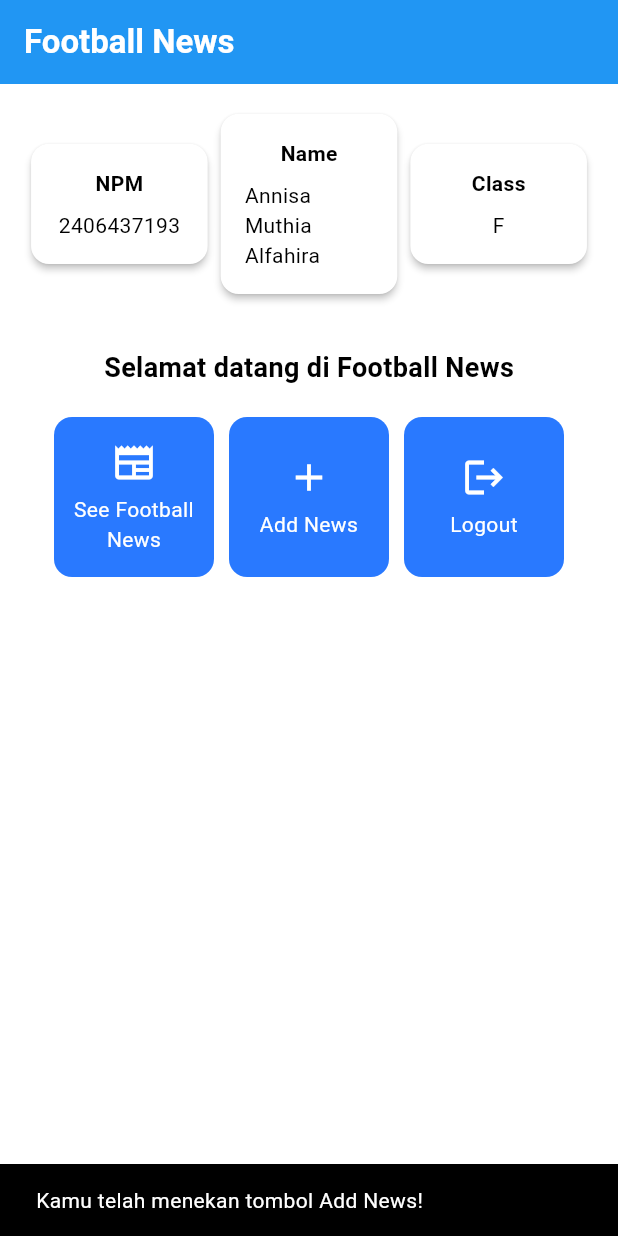
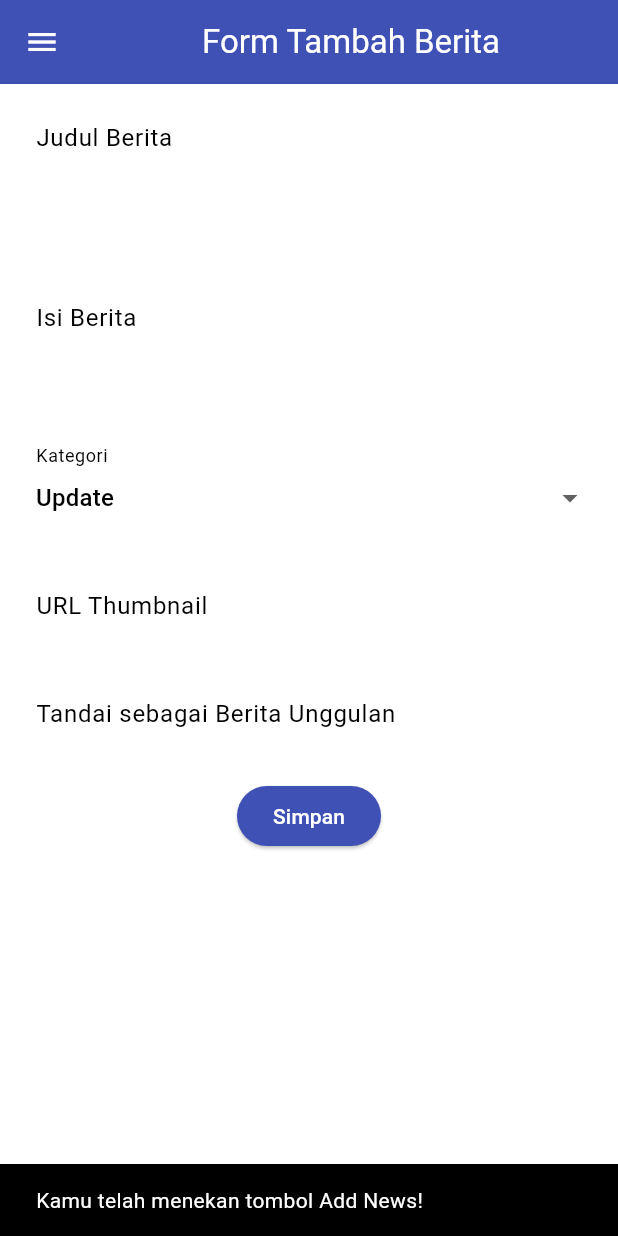
Before and after one commit to annisalfahira/football-news-mobile, a Flutter app: the screen it shows after launch, after a tap on "Add News", on a phone screen of 412 x 824 dp. Run offline on Flutter 3.47's test engine with Material 3 defaults, Android fonts, the phone set to English and light mode, and no system bars.

Commit message:
tutorial 7

```diff
--- a/lib/main.dart
+++ b/lib/main.dart
@@ -1,5 +1,5 @@
 import 'package:flutter/material.dart';
-import 'package:football_news/menu.dart';
+import 'package:football_news/screens/menu.dart';
 
 void main() {
   runApp(const MyApp());
--- a/lib/menu.dart
+++ b/lib/screens/menu.dart
@@ -1,4 +1,6 @@
 import 'package:flutter/material.dart';
+import 'package:football_news/widgets/left_drawer.dart';
+import 'package:football_news/screens/newslist_form.dart';
 
 class MyHomePage extends StatelessWidget {
     MyHomePage({super.key}); //sudah ada pada code sebelumnya
@@ -30,6 +32,7 @@ class MyHomePage extends StatelessWidget {
         // Warna latar belakang AppBar diambil dari skema warna tema aplikasi.
         backgroundColor: Theme.of(context).colorScheme.primary,
       ),
+      drawer: const LeftDrawer(), // Pastikan LeftDrawer memiliki const
       // Body halaman dengan padding di sekelilingnya.
       body: Padding(
         padding: const EdgeInsets.all(16.0),
@@ -157,6 +160,16 @@ class ItemCard extends StatelessWidget {
             ..showSnackBar(
               SnackBar(content: Text("Kamu telah menekan tombol ${item.name}!"))
             );
+
+          // Navigate ke route yang sesuai
+          if (item.name == "Add News") { // Logika navigasi untuk tombol "Add News"
+              Navigator.push(
+                context,
+                MaterialPageRoute(
+                  builder: (context) => const NewsFormPage(),
+                ),
+              );
+          }
         },
         // Container untuk menyimpan Icon dan Text
         child: Container(
--- /dev/null
+++ b/lib/screens/newslist_form.dart
@@ -0,0 +1,222 @@
+import 'package:flutter/material.dart';
+// TODO: Impor drawer yang sudah dibuat sebelumnya
+import 'package:football_news/widgets/left_drawer.dart';
+
+class NewsFormPage extends StatefulWidget {
+    const NewsFormPage({super.key});
+
+    @override
+    State<NewsFormPage> createState() => _NewsFormPageState();
+}
+
+class _NewsFormPageState extends State<NewsFormPage> {
+    // 1. Buat _formKey dan variabel state
+    final _formKey = GlobalKey<FormState>();
+    String _title = "";
+    String _content = "";
+    String _category = "update"; // default
+    String _thumbnail = "";
+    bool _isFeatured = false; // default
+
+    final List<String> _categories = [
+        'transfer',
+        'update',
+        'exclusive',
+        'match',
+        'rumor',
+        'analysis',
+    ];
+
+    @override
+    Widget build(BuildContext context) {
+        return Scaffold(
+            appBar: AppBar(
+                title: const Center(
+                    child: Text(
+                        'Form Tambah Berita',
+                    ),
+                ),
+                backgroundColor: Colors.indigo,
+                foregroundColor: Colors.white,
+            ),
+            drawer: const LeftDrawer(),
+            body: Form(
+                key: _formKey, // 2. Tambahkan _formKey ke widget Form
+                child: SingleChildScrollView(
+                    child: Column(
+                        crossAxisAlignment: CrossAxisAlignment.start, // Atur alignment
+                        children: [
+                            // === Title (Judul Berita) ===
+                            Padding(
+                                padding: const EdgeInsets.all(8.0),
+                                child: TextFormField(
+                                    decoration: InputDecoration(
+                                        hintText: "Judul Berita",
+                                        labelText: "Judul Berita",
+                                        border: OutlineInputBorder(
+                                            borderRadius: BorderRadius.circular(5.0),
+                                        ),
+                                    ),
+                                    onChanged: (String? value) {
+                                        setState(() {
+                                            _title = value!;
+                                        });
+                                    },
+                                    validator: (String? value) {
+                                        if (value == null || value.isEmpty) {
+                                            return "Judul tidak boleh kosong!";
+                                        }
+                                        return null;
+                                    },
+                                ),
+                            ),
+
+                            // === Content (Isi Berita) ===
+                            Padding(
+                                padding: const EdgeInsets.all(8.0),
+                                child: TextFormField(
+                                    maxLines: 5,
+                                    decoration: InputDecoration(
+                                        hintText: "Isi Berita",
+                                        labelText: "Isi Berita",
+                                        border: OutlineInputBorder(
+                                            borderRadius: BorderRadius.circular(5.0),
+                                        ),
+                                    ),
+                                    onChanged: (String? value) {
+                                        setState(() {
+                                            _content = value!;
+                                        });
+                                    },
+                                    validator: (String? value) {
+                                        if (value == null || value.isEmpty) {
+                                            return "Isi berita tidak boleh kosong!";
+                                        }
+                                        return null;
+                                    },
+                                ),
+                            ),
+
+                            // === Category (Kategori) ===
+                            Padding(
+                                padding: const EdgeInsets.all(8.0),
+                                child: DropdownButtonFormField<String>(
+                                    decoration: InputDecoration(
+                                        labelText: "Kategori",
+                                        border: OutlineInputBorder(
+                                            borderRadius: BorderRadius.circular(5.0),
+                                        ),
+                                    ),
+                                    value: _category,
+                                    items: _categories
+                                        .map((cat) => DropdownMenuItem(
+                                                value: cat,
+                                                child: Text(
+                                                    // Kapitalisasi huruf pertama
+                                                    cat[0].toUpperCase() + cat.substring(1)),
+                                            ))
+                                        .toList(),
+                                    onChanged: (String? newValue) {
+                                        setState(() {
+                                            _category = newValue!;
+                                        });
+                                    },
+                                ),
+                            ),
+
+                            // === Thumbnail URL (URL Thumbnail) ===
+                            Padding(
+                                padding: const EdgeInsets.all(8.0),
+                                child: TextFormField(
+                                    decoration: InputDecoration(
+                                        hintText: "URL Thumbnail (opsional)",
+                                        labelText: "URL Thumbnail",
+                                        border: OutlineInputBorder(
+                                            borderRadius: BorderRadius.circular(5.0),
+                                        ),
+                                    ),
+                                    onChanged: (String? value) {
+                                        setState(() {
+                                            _thumbnail = value!;
+                                        });
+                                    },
+                                ),
+                            ),
+
+                            // === Is Featured (Berita Unggulan) ===
+                            Padding(
+                                padding: const EdgeInsets.all(8.0),
+                                child: SwitchListTile(
+                                    title: const Text("Tandai sebagai Berita Unggulan"),
+                                    value: _isFeatured,
+                                    onChanged: (bool value) {
+                                        setState(() {
+                                            _isFeatured = value;
+                                        });
+                                    },
+                                ),
+                            ),
+
+                            // === Tombol Simpan ===
+                            Align(
+                                alignment: Alignment.bottomCenter,
+                                child: Padding(
+                                    padding: const EdgeInsets.all(8.0),
+                                    child: ElevatedButton(
+                                        style: ButtonStyle(
+                                            backgroundColor:
+                                                MaterialStateProperty.all(Colors.indigo),
+                                        ),
+                                        onPressed: () {
+                                            if (_formKey.currentState!.validate()) {
+                                                showDialog(
+                                                    context: context,
+                                                    builder: (context) {
+                                                        return AlertDialog(
+                                                            title: const Text('Berita berhasil disimpan!'),
+                                                            content: SingleChildScrollView(
+                                                                child: Column(
+                                                                    crossAxisAlignment:
+                                                                        CrossAxisAlignment.start,
+                                                                    children: [
+                                                                        Text('Judul: $_title'),
+                                                                        const SizedBox(height: 8.0),
+                                                                        Text('Isi: $_content'),
+                                                                        const SizedBox(height: 8.0),
+                                                                        Text('Kategori: $_category'),
+                                                                        const SizedBox(height: 8.0),
+                                                                        Text('Thumbnail: $_thumbnail'),
+                                                                        const SizedBox(height: 8.0),
+                                                                        Text(
+                                                                            'Unggulan: ${_isFeatured ? "Ya" : "Tidak"}'),
+                                                                    ],
+                                                                ),
+                                                            ),
+                                                            actions: [
+                                                                TextButton(
+                                                                    child: const Text('OK'),
+                                                                    onPressed: () {
+                                                                        Navigator.pop(context);
+                                                                    },
+                                                                ),
+                                                            ],
+                                                        );
+                                                    },
+                                                );
+                                                _formKey.currentState!.reset();
+                                            }
+                                        },
+                                        child: const Text(
+                                            "Simpan",
+                                            style: TextStyle(color: Colors.white),
+                                        ),
+                                    ),
+                                ),
+                            ),
+                        ],
+                    ),
+                ),
+            ),
+        );
+    }
+}
--- /dev/null
+++ b/lib/widgets/left_drawer.dart
@@ -0,0 +1,69 @@
+import 'package:flutter/material.dart';
+import 'package:football_news/screens/menu.dart';
+// Import halaman NewsFormPage
+import 'package:football_news/screens/newslist_form.dart';
+
+class LeftDrawer extends StatelessWidget {
+  const LeftDrawer({super.key});
+
+  @override
+  Widget build(BuildContext context) {
+    return Drawer(
+      child: ListView(
+        children: [
+          const DrawerHeader(
+  decoration: BoxDecoration(
+    color: Colors.blue,
+  ),
+  child: Column(
+    children: [
+      Text(
+        'Football News',
+        textAlign: TextAlign.center,
+        style: TextStyle(
+          fontSize: 30,
+          fontWeight: FontWeight.bold,
+          color: Colors.white,
+        ),
+      ),
+      Padding(padding: EdgeInsets.all(10)),
+      Text("Seluruh berita sepak bola terkini di sini!",
+          textAlign: TextAlign.center,
+          style: TextStyle(
+            fontSize: 15,
+            color: Colors.white,
+            fontWeight: FontWeight.normal,
+          ),
+      ),
+    ],
+  ),
+),
+          ListTile(
+  leading: const Icon(Icons.home_outlined),
+  title: const Text('Home'),
+  // Bagian redirection ke MyHomePage
+  onTap: () {
+    Navigator.pushReplacement(
+        context,
+        MaterialPageRoute(
+          builder: (context) => MyHomePage(),
+        ));
+  },
+),
+ListTile(
+  leading: const Icon(Icons.post_add),
+  title: const Text('Add News'),
+  // Bagian redirection ke NewsFormPage
+  onTap: () {
+    Navigator.pushReplacement( // Menggunakan pushReplacement karena ini dari Drawer
+        context,
+        MaterialPageRoute(
+          builder: (context) => const NewsFormPage(),
+        ));
+  },
+),
+        ],
+      ),
+    );
+  }
+}
```
Also changed, not shown: lib/widgets/news_card.dart (added, +66 -0 lines), widgets/left_drawer.dart (added, +74 -0 lines).
